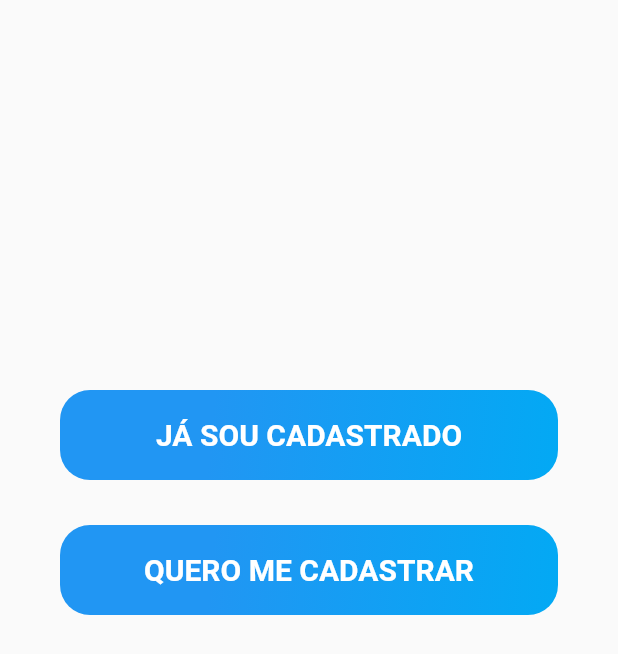
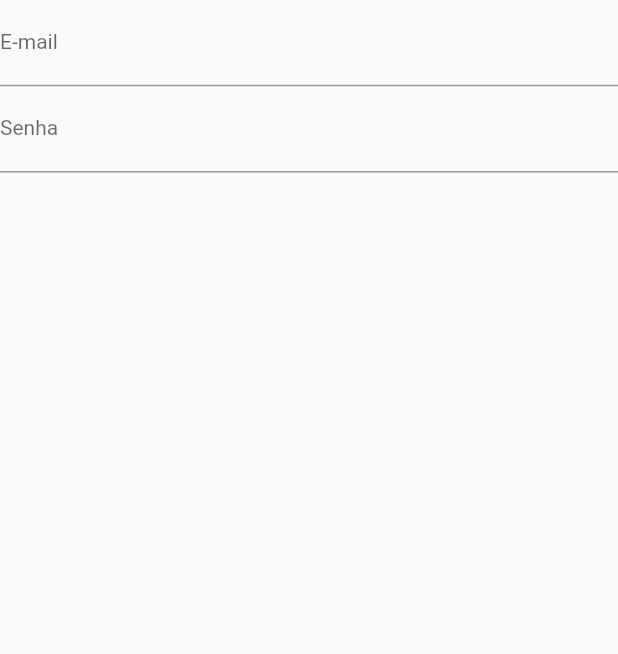
Before and after one commit to romeuporto/MaisSaude, a Flutter app: the screen it shows after launch, after a tap on "JÁ SOU CADASTRADO", on a phone screen of 412 x 824 dp. Shown: the top 654 px of the screen. Run offline on Flutter 3.47's test engine with Material 2 defaults, Android fonts, the phone set to English and light mode, and no system bars.

Commit message:
create PageLogin

```diff
--- a/mais_saude/lib/HomePage.dart
+++ b/mais_saude/lib/HomePage.dart
@@ -1,4 +1,5 @@
 import 'package:flutter/material.dart';
+import 'package:mais_saude/PageLogin.dart';
 
 class HomePage extends StatefulWidget {
   @override
@@ -51,7 +52,12 @@ class _HomePageState extends State<HomePage> {
                       )
                     ],
                   ),
-                  onPressed: (){},
+                  onPressed: (){
+                    Navigator.push(
+                        context,
+                        MaterialPageRoute(builder: (context)=> PageLogin())
+                    );
+                  },
                 ),
               ),
             ),
--- /dev/null
+++ b/mais_saude/lib/PageLogin.dart
@@ -0,0 +1,43 @@
+import 'package:flutter/material.dart';
+import 'package:mais_saude/HomePage.dart';
+
+class PageLogin extends StatefulWidget {
+  @override
+  _PageLoginState createState() => _PageLoginState();
+}
+
+class _PageLoginState extends State<PageLogin> {
+  @override
+  Widget build(BuildContext context) {
+    return Scaffold(
+      body: Container(
+        child: ListView(
+          children: <Widget>[
+            TextFormField(
+              keyboardType: TextInputType.emailAddress,
+              decoration: InputDecoration(
+                labelText: "E-mail",
+                labelStyle: TextStyle(
+                  fontSize: 14,
+                  fontWeight: FontWeight.w400,
+                )
+              ),
+            ),
+
+            TextFormField(
+              keyboardType: TextInputType.emailAddress,
+              decoration: InputDecoration(
+                  labelText: "Senha",
+                  labelStyle: TextStyle(
+                    fontSize: 14,
+                    fontWeight: FontWeight.w400,
+                  )
+              ),
+            )
+
+          ],
+        ),
+      ),
+    );
+  }
+}
```
